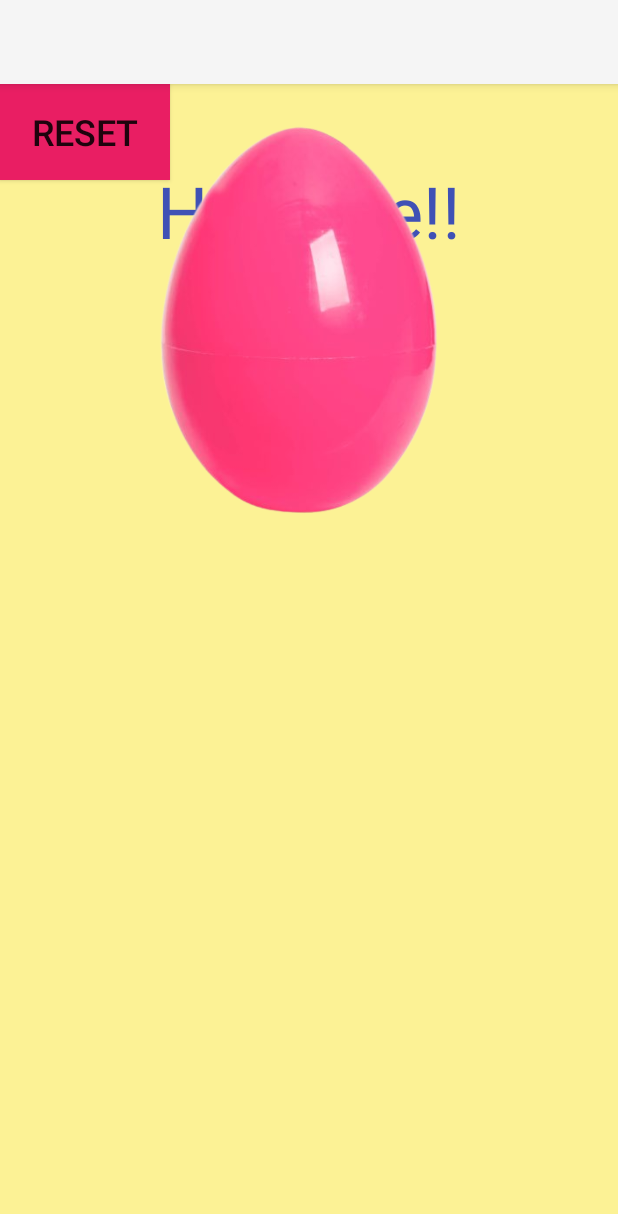
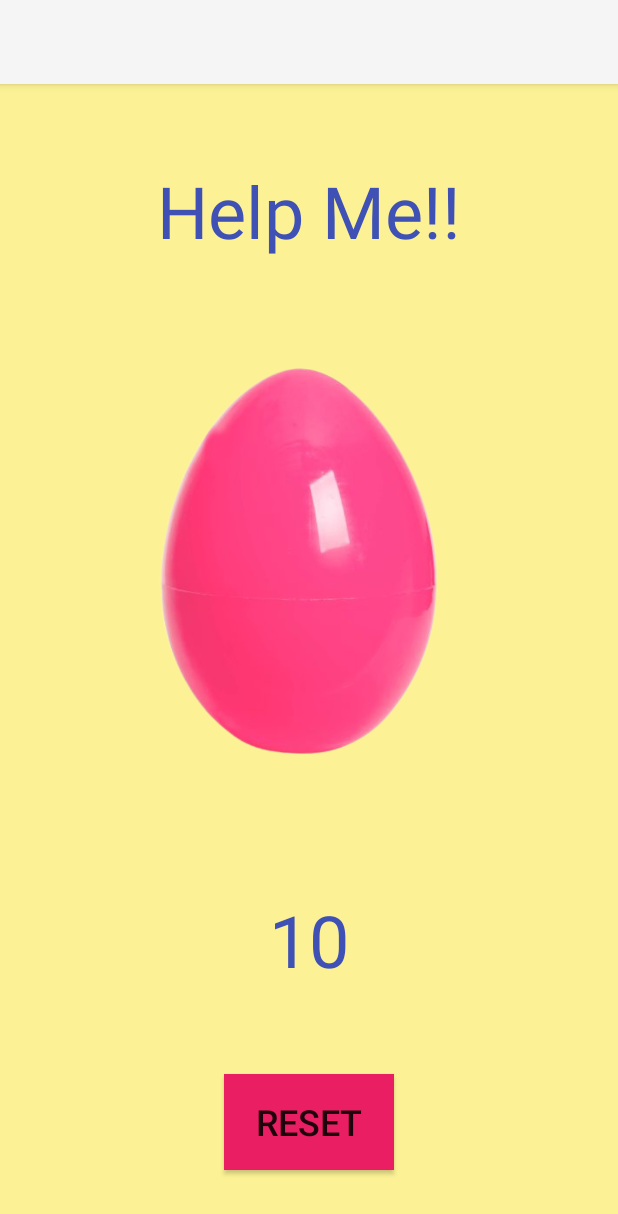
Before and after one commit to almasteinman/EggApp, an Android app: the screen it shows after launch (MainActivity), on a phone screen of 412 x 824 dp. Shown: the top 1214 px of the screen. Run offline under Robolectric (Android 15) with nearby library versions, the phone set to English and light mode, and no system bars; Roboto replaces fonts that are not available here.

Commit message:
update xml

```diff
--- a/app/src/main/res/layout/activity_main.xml
+++ b/app/src/main/res/layout/activity_main.xml
@@ -9,6 +9,7 @@
     tools:context=".MainActivity">
 
     <TextView
+        android:id="@+id/textView3"
         android:layout_width="wrap_content"
         android:layout_height="wrap_content"
         android:fontFamily="@font/amaranth"
@@ -22,17 +23,19 @@
         app:layout_constraintVertical_bias="0.074" />
 
     <ImageView
-        android:id="@+id/imageView"
+        android:id="@+id/imageview.egg"
         android:layout_width="274dp"
         android:layout_height="320dp"
+        android:layout_marginTop="44dp"
+        android:onClick="knock"
         app:layout_constraintEnd_toEndOf="parent"
         app:layout_constraintHorizontal_bias="0.496"
         app:layout_constraintStart_toStartOf="parent"
-        app:srcCompat="@drawable/surpriseegg1"
-        tools:layout_editor_absoluteY="170dp" />
+        app:layout_constraintTop_toBottomOf="@+id/textView3"
+        app:srcCompat="@drawable/surpriseegg1" />
 
     <TextView
-        android:id="@+id/textView2"
+        android:id="@+id/textview_counter"
         android:layout_width="wrap_content"
         android:layout_height="wrap_content"
         android:fontFamily="@font/amaranth"
@@ -40,19 +43,24 @@
         android:textColor="#3F51B5"
         android:textColorLink="#3F51B5"
         android:textSize="48sp"
-        tools:layout_editor_absoluteX="182dp"
-        tools:layout_editor_absoluteY="532dp" />
+        app:layout_constraintBottom_toTopOf="@+id/button"
+        app:layout_constraintEnd_toEndOf="parent"
+        app:layout_constraintStart_toStartOf="parent"
+        app:layout_constraintTop_toBottomOf="@+id/imageview.egg" />
 
     <Button
         android:id="@+id/button"
         android:layout_width="113dp"
         android:layout_height="64dp"
+        android:layout_marginBottom="44dp"
         android:background="#E91E63"
+        android:onClick="reset"
         android:text="reset"
         android:textColorHighlight="#E91E63"
         android:textColorHint="#E91E63"
         android:textSize="24sp"
-        tools:layout_editor_absoluteX="149dp"
-        tools:layout_editor_absoluteY="626dp" />
+        app:layout_constraintBottom_toBottomOf="parent"
+        app:layout_constraintEnd_toEndOf="parent"
+        app:layout_constraintStart_toStartOf="parent" />
 
 </androidx.constraintlayout.widget.ConstraintLayout>
```
